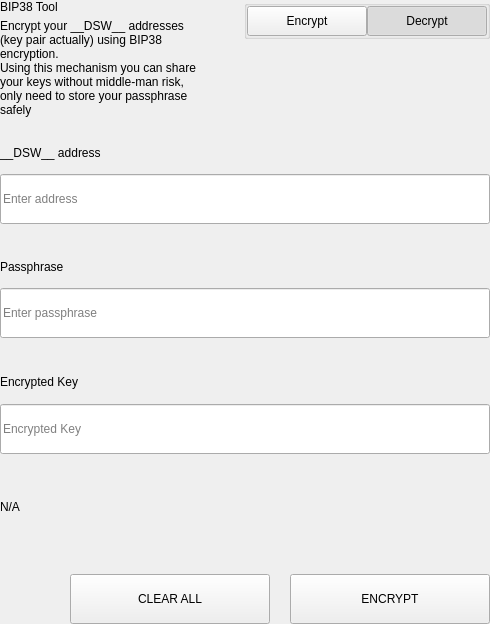
Qt form src/qt/pivx/settings/forms/settingsbittoolwidget.ui (decenomy/DSW) before a commit.
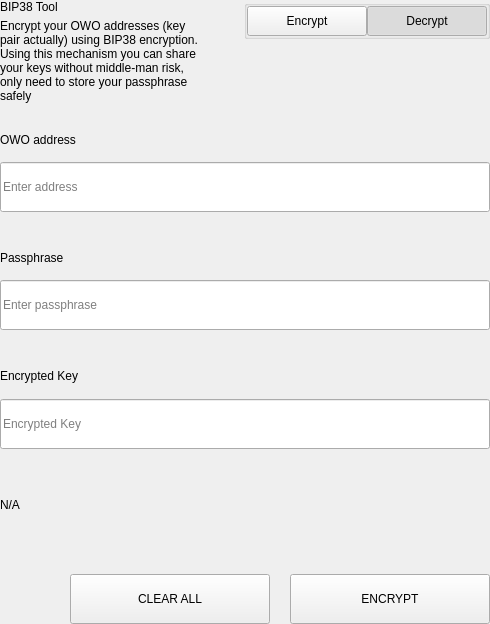
The same form after that commit.

Diff of the .ui file:
```diff
--- a/src/qt/pivx/settings/forms/settingsbittoolwidget.ui
+++ b/src/qt/pivx/settings/forms/settingsbittoolwidget.ui
@@ -69,7 +69,7 @@
             <item>
              <widget class="QLabel" name="labelSubtitle1">
               <property name="text">
-               <string>Encrypt your __DSW__ addresses (key pair actually) using BIP38 encryption.
+               <string>Encrypt your OWO addresses (key pair actually) using BIP38 encryption.
 Using this mechanism you can share your keys without middle-man risk, only need to store your passphrase safely</string>
               </property>
               <property name="wordWrap">
@@ -657,7 +657,7 @@
                   </size>
                  </property>
                  <property name="text">
-                  <string>__DSW__ address</string>
+                  <string>OWO address</string>
                  </property>
                 </widget>
                </item>
```
